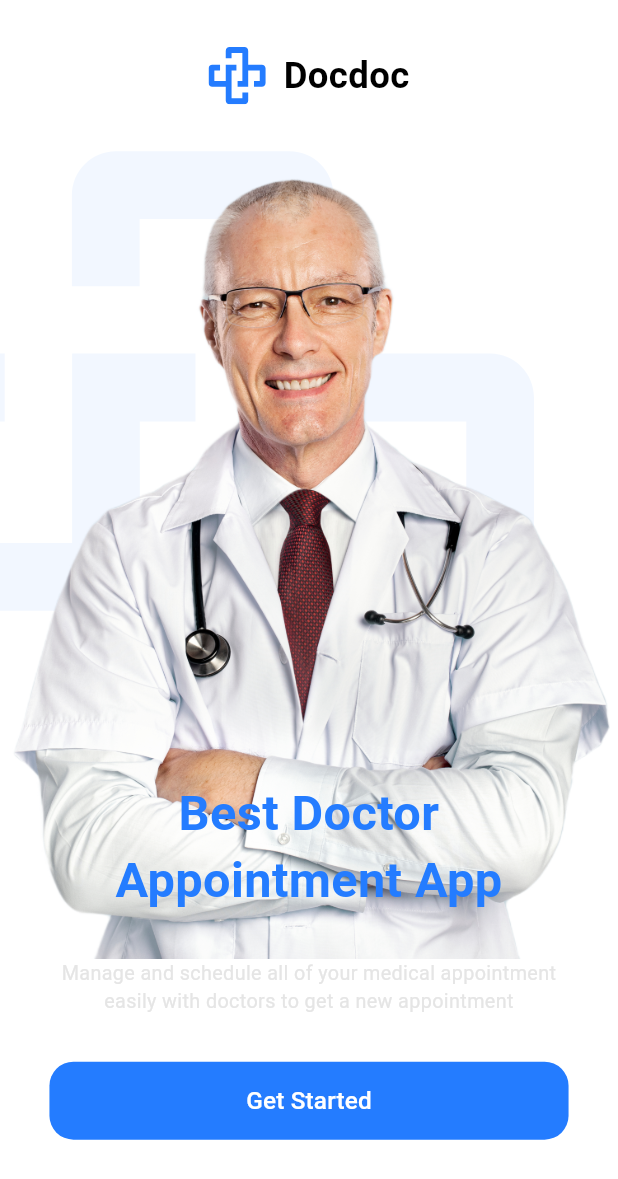
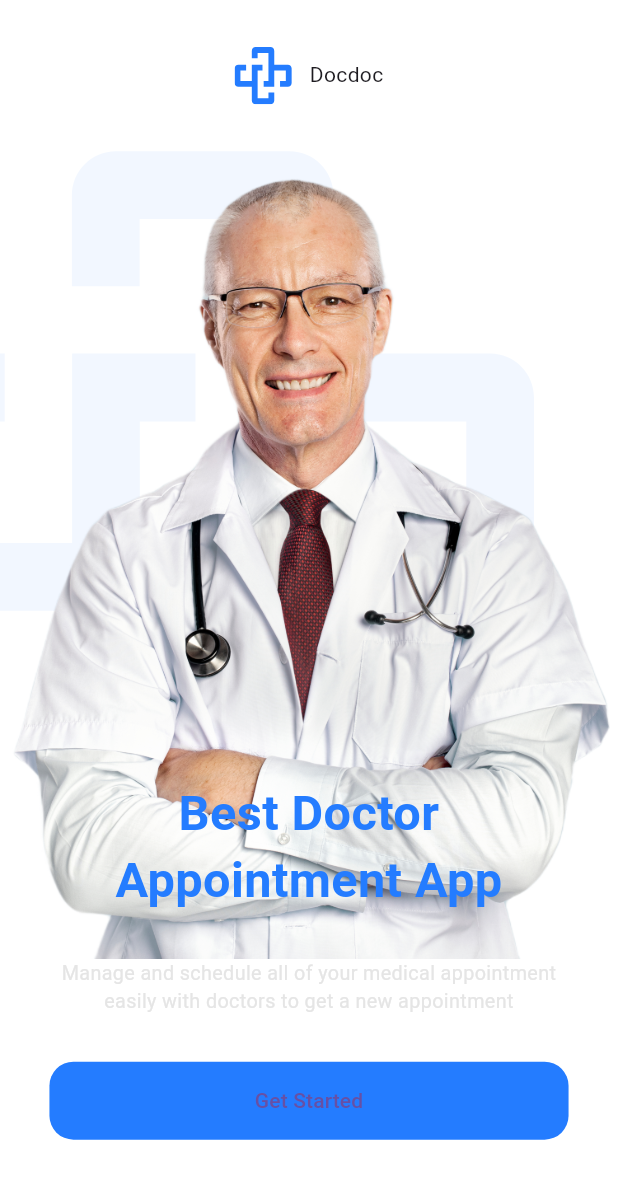
Before and after one commit to hardestsam/flutter_complete_project, a Flutter app: the screen it shows after launch, on a phone screen of 412 x 824 dp. Shown: the top 1179 px of the screen. Run offline on Flutter 3.47's test engine with Material 3 defaults, Android fonts, the phone set to English and light mode, and no system bars; our stand-ins replace flutter_screenutil, flutter_svg; statements that could not run were skipped.

Commit message:
added some styles.

```diff
--- a/lib/core/theming/styles.dart
+++ b/lib/core/theming/styles.dart
@@ -2,30 +2,80 @@
 import 'package:flutter_complete_project/core/theming/colors.dart';
 import 'package:flutter_screenutil/flutter_screenutil.dart';
 
+import 'font_weight_helper.dart';
+
 
 class TextStyles{
 
-  static TextStyle font24Black700Weight = TextStyle(
+  static TextStyle font24BlackBold = TextStyle(
     fontSize: 24.sp,
-    fontWeight: FontWeight.w700,
+    fontWeight: FontWeightHelper.bold,
     color: Colors.black,
   );
 
   static TextStyle font32BlueBold = TextStyle(
     fontSize: 32.sp,
-    fontWeight: FontWeight.bold,
+    fontWeight: FontWeightHelper.bold,
+    color: ColorsManager.mainBlue,
+  );
+
+  static TextStyle font13BlueSemiBold = TextStyle(
+    fontSize: 13.sp,
+    fontWeight: FontWeightHelper.semiBold,
+    color: ColorsManager.mainBlue,
+  );
+
+  static TextStyle font13DarkBlueMedium = TextStyle(
+    fontSize: 13.sp,
+    fontWeight: FontWeightHelper.medium,
+    color: ColorsManager.darkBlue,
+  );
+
+  static TextStyle font13DarkBlueRegular = TextStyle(
+    fontSize: 13.sp,
+    fontWeight: FontWeightHelper.regular,
+    color: ColorsManager.darkBlue,
+  );
+
+  static TextStyle font24BlueBold = TextStyle(
+    fontSize: 24.sp,
+    fontWeight: FontWeightHelper.bold,
     color: ColorsManager.mainBlue,
   );
 
   static TextStyle font13GrayRegular = TextStyle(
     fontSize: 13.sp,
-    fontWeight: FontWeight.normal,
+    fontWeight: FontWeightHelper.regular,
     color: ColorsManager.gray,
   );
 
-  static TextStyle font16WhiteSemiBold = TextStyle(
+  static TextStyle font13BlueRegular = TextStyle(
+    fontSize: 13.sp,
+    fontWeight: FontWeightHelper.regular,
+    color: ColorsManager.mainBlue,
+  );
+
+  static TextStyle font14GrayRegular = TextStyle(
+    fontSize: 14.sp,
+    fontWeight: FontWeightHelper.regular,
+    color: ColorsManager.gray,
+  );
+
+  static TextStyle font14LightGrayRegular = TextStyle(
+    fontSize: 14.sp,
+    fontWeight: FontWeightHelper.regular,
+    color: ColorsManager.lightGray,
+  );
+
+  static TextStyle font14DarkBlueMedium = TextStyle(
+    fontSize: 14.sp,
+    fontWeight: FontWeightHelper.medium,
+    color: ColorsManager.darkBlue,
+  );
+
+  static TextStyle font16WhiteMedium = TextStyle(
     fontSize: 16.sp,
-    fontWeight: FontWeight.w500,
+    fontWeight: FontWeightHelper.medium,
     color: Colors.white,
   );
 
```
